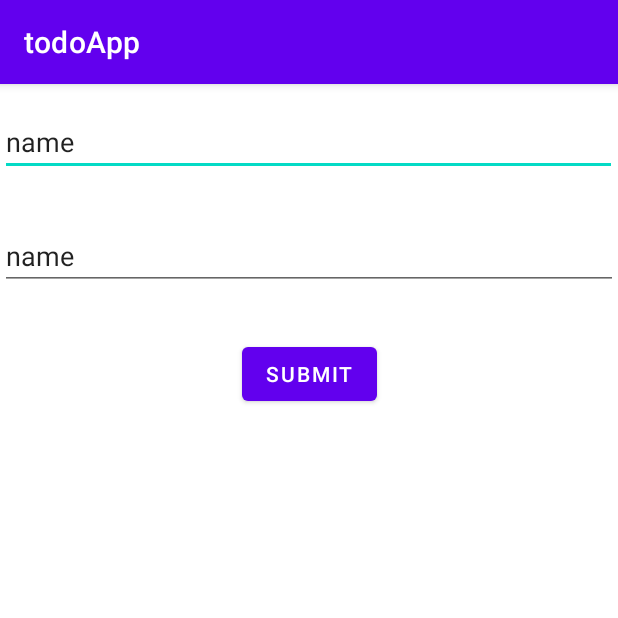
After one commit to nelld28/ToDoFinal, an Android app: the AddTaskActivity screen opened directly, with no data from a screen before it, on a phone screen of 412 x 824 dp, the top half of it. The commit adds this screen. Run offline under Robolectric (Android 15) with nearby library versions, the phone set to English and light mode, and no system bars.

Commit message:
mistake while switching branches

```diff
--- a/app/src/main/AndroidManifest.xml
+++ b/app/src/main/AndroidManifest.xml
@@ -9,6 +9,7 @@
         android:roundIcon="@mipmap/ic_launcher_round"
         android:supportsRtl="true"
         android:theme="@style/Theme.TodoApp">
+        <activity android:name=".AddTaskActivity"></activity>
         <activity android:name=".MainActivity">
             <intent-filter>
                 <action android:name="android.intent.action.MAIN" />
--- /dev/null
+++ b/app/src/main/java/com/example/todoapp/AddTaskActivity.java
@@ -0,0 +1,14 @@
+package com.example.todoapp;
+
+import androidx.appcompat.app.AppCompatActivity;
+
+import android.os.Bundle;
+
+public class AddTaskActivity extends AppCompatActivity {
+
+    @Override
+    protected void onCreate(Bundle savedInstanceState) {
+        super.onCreate(savedInstanceState);
+        setContentView(R.layout.activity_add_task);
+    }
+}
--- /dev/null
+++ b/app/src/main/res/layout/activity_add_task.xml
@@ -0,0 +1,46 @@
+<?xml version="1.0" encoding="utf-8"?>
+<androidx.constraintlayout.widget.ConstraintLayout xmlns:android="http://schemas.android.com/apk/res/android"
+    xmlns:app="http://schemas.android.com/apk/res-auto"
+    xmlns:tools="http://schemas.android.com/tools"
+    android:layout_width="match_parent"
+    android:layout_height="match_parent"
+    tools:context=".AddTaskActivity">
+
+    <EditText
+        android:id="@+id/title_et"
+        android:layout_width="411dp"
+        android:layout_height="wrap_content"
+        android:layout_marginTop="16dp"
+        android:ems="10"
+        android:inputType="textPersonName"
+        android:text="name"
+        app:layout_constraintEnd_toEndOf="parent"
+        app:layout_constraintHorizontal_bias="0.0"
+        app:layout_constraintStart_toStartOf="parent"
+        app:layout_constraintTop_toTopOf="parent" />
+
+    <EditText
+        android:id="@+id/desc_dt"
+        android:layout_width="0dp"
+        android:layout_height="wrap_content"
+        android:layout_marginTop="92dp"
+        android:ems="10"
+        android:inputType="textPersonName"
+        android:text="name"
+        app:layout_constraintEnd_toEndOf="parent"
+        app:layout_constraintHorizontal_bias="0.0"
+        app:layout_constraintStart_toStartOf="parent"
+        app:layout_constraintTop_toTopOf="parent" />
+
+    <Button
+        android:id="@+id/submit_btn"
+        android:layout_width="wrap_content"
+        android:layout_height="wrap_content"
+        android:text="Submit"
+        android:layout_marginTop="32dp"
+        app:layout_constraintEnd_toEndOf="parent"
+        app:layout_constraintStart_toStartOf="parent"
+        app:layout_constraintTop_toBottomOf="@+id/desc_dt" />
+
+
+</androidx.constraintlayout.widget.ConstraintLayout>
```
Also changed, not shown: app/src/main/java/com/example/todoapp/MainActivity.java (+28 -0 lines), app/src/main/java/com/example/todoapp/Repository.java (added, +14 -0 lines), app/src/main/res/layout/item_task.xml (added, +28 -0 lines).
